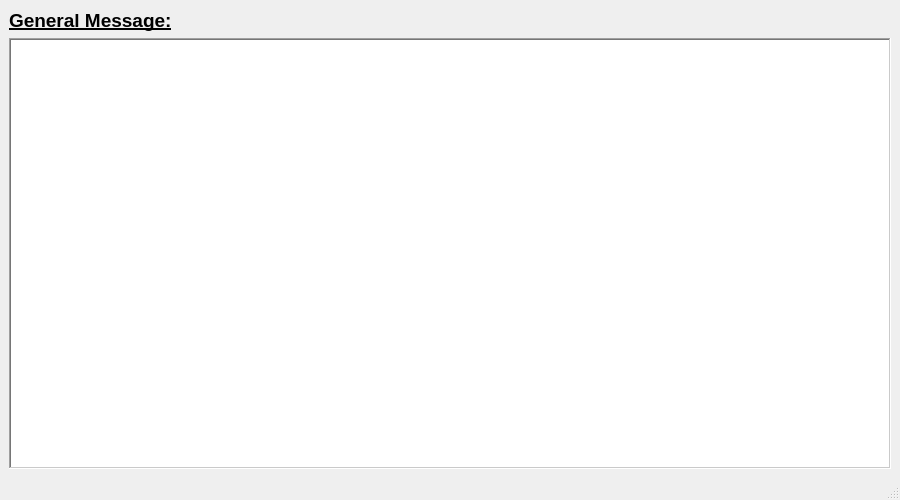
IvnGenza/EasyJob_39, file ui/ShowGeneralMessage.ui: the form before one commit.
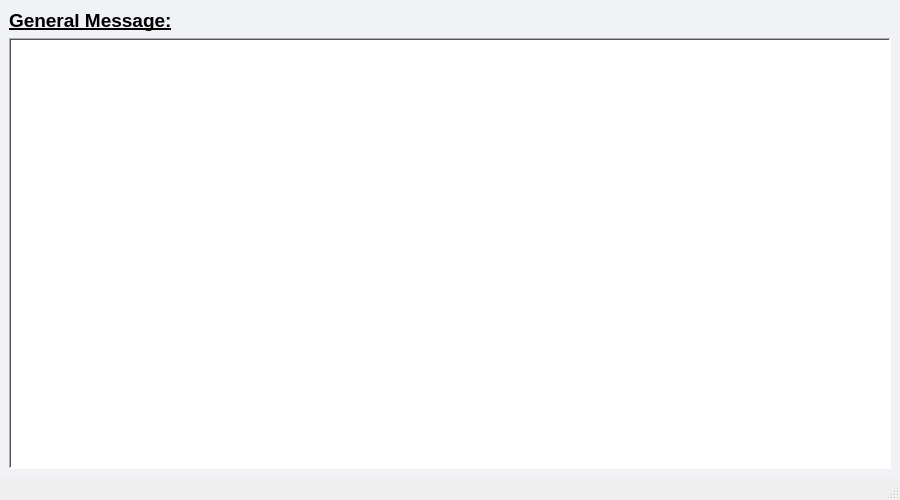
The form after the commit.

```diff
--- a/ui/ShowGeneralMessage.ui
+++ b/ui/ShowGeneralMessage.ui
@@ -26,6 +26,9 @@
    <string>MainWindow</string>
   </property>
   <widget class="QWidget" name="centralwidget">
+   <property name="styleSheet">
+    <string notr="true">background-color:#F0F2F5;</string>
+   </property>
    <layout class="QVBoxLayout" name="verticalLayout">
     <item>
      <layout class="QHBoxLayout" name="horizontalLayout">
@@ -66,6 +69,9 @@
         <pointsize>12</pointsize>
        </font>
       </property>
+      <property name="styleSheet">
+       <string notr="true">background-color:white;</string>
+      </property>
       <property name="frameShape">
        <enum>QFrame::WinPanel</enum>
       </property>
```
